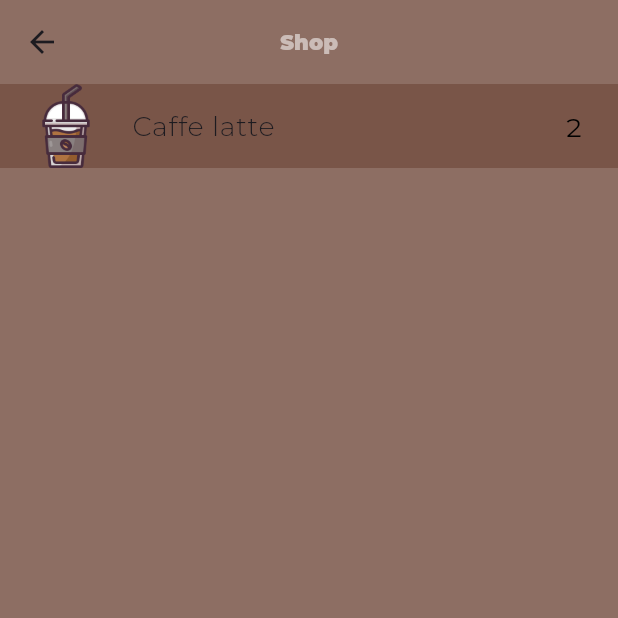
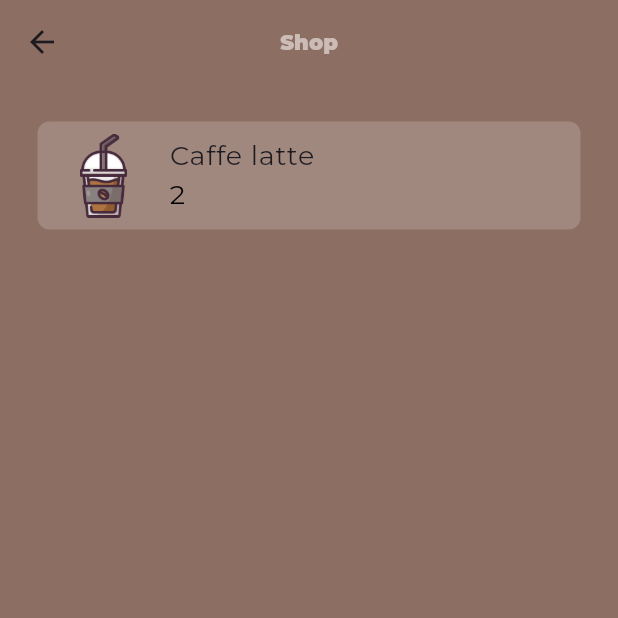
Before and after one commit to AbdulrahmanAbusnena/twister, a Flutter app: the ShopPage screen opened directly, on a phone screen of 412 x 824 dp, the top half of it. Run offline on Flutter 3.47's test engine with Material 3 defaults, Android fonts, the phone set to English and light mode, and no system bars; our stand-ins replace gap, google_fonts, google_nav_bar.

Commit message:
git commit

```diff
--- a/lib/Pages/shopage.dart
+++ b/lib/Pages/shopage.dart
@@ -34,7 +34,9 @@ class _ShopPageState extends State<ShopPage> {
           centerTitle: true,
           elevation: 0.0,
         ),
-        body: Column(children: [
+        body: Padding(
+          padding: const EdgeInsets.all(25.0),
+          child: Column(children: [
             Expanded(
               child: ListView.builder(
                 itemCount: value.shop.length,
@@ -46,6 +48,7 @@ class _ShopPageState extends State<ShopPage> {
             ),
           ]),
         ),
+      ),
     );
   }
 }
--- a/lib/components/listile.dart
+++ b/lib/components/listile.dart
@@ -11,17 +11,18 @@ class Listile extends StatelessWidget {
   @override
   Widget build(BuildContext context) {
     return Container(
-      width: 100,
+      //  width: 100,
       decoration: BoxDecoration(
-        color: Colors.brown,
+        borderRadius: BorderRadius.circular(8),
+        color: Colors.brown[300],
       ),
       child: ListTile(
         title: Text(drink.name,
             style: GoogleFonts.montserrat(
               fontSize: 18,
-              fontWeight: FontWeight.w300,
+              fontWeight: FontWeight.normal,
             )),
-        trailing: Text(drink.price,
+        subtitle: Text(drink.price,
             style: GoogleFonts.montserrat(
               color: Colors.black,
               fontSize: 18,
```
Also changed, not shown: lib/Pages/orderpage.dart (added). Lines whose indentation alone changed are shown as unchanged.
